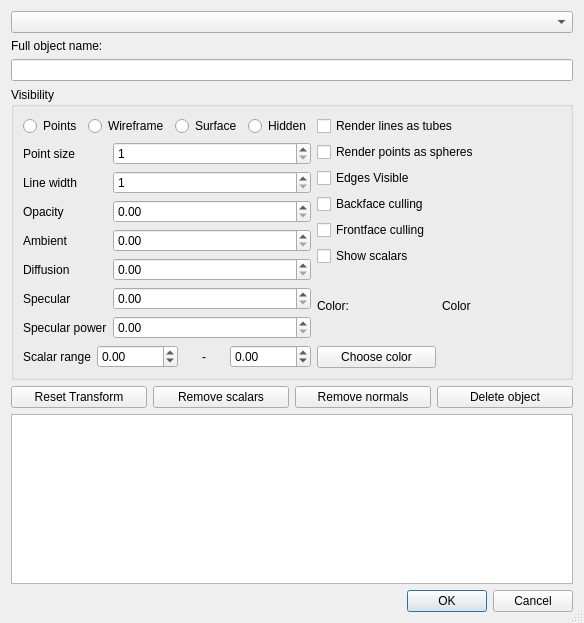
Old version of the form forms/objectpropertiesdlg.ui in the repository RasmusRPaulsen/Sumatra.
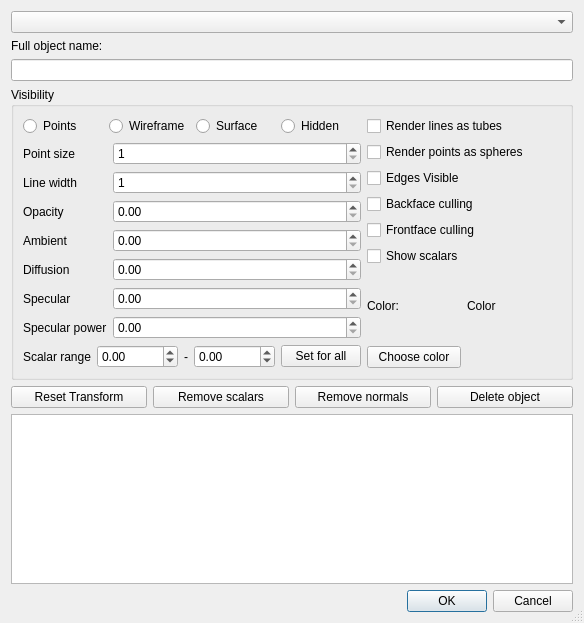
New version of the form.

```diff
--- a/forms/objectpropertiesdlg.ui
+++ b/forms/objectpropertiesdlg.ui
@@ -329,6 +329,13 @@
           </property>
          </widget>
         </item>
+        <item>
+         <widget class="QPushButton" name="SetScalarRangeForAllBtn">
+          <property name="text">
+           <string>Set for all</string>
+          </property>
+         </widget>
+        </item>
        </layout>
       </item>
      </layout>
```
